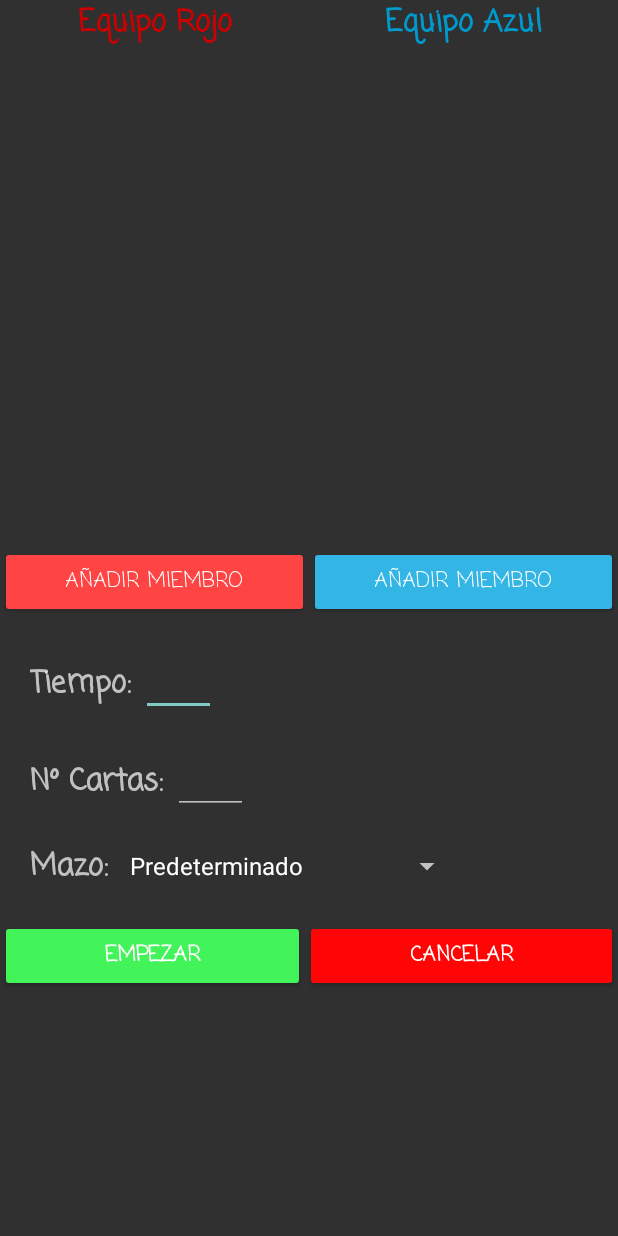
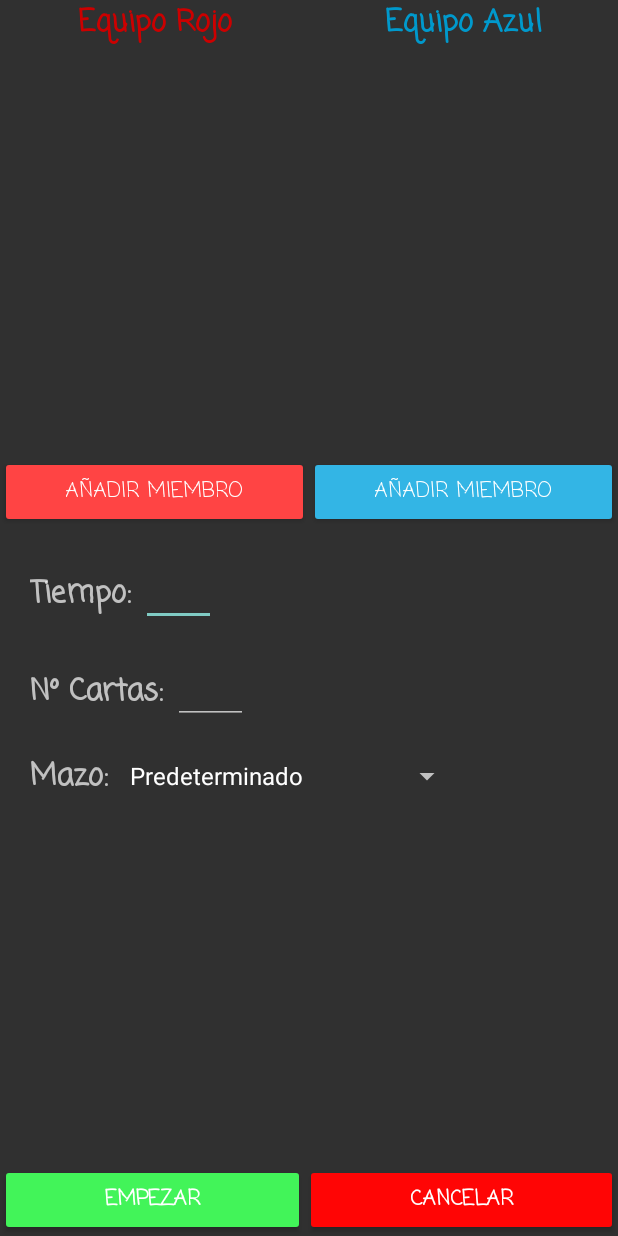
Before and after one commit to painyahiko/Hiddentity, an Android app: the ParametrosActivity screen opened directly, with no data from a screen before it, on a phone screen of 412 x 824 dp. Run offline under Robolectric (Android 15) with nearby library versions, the phone set to English and light mode, and no system bars.

Commit message:
modificacion parametros

```diff
--- a/app/src/main/res/layout/activity_parametros.xml
+++ b/app/src/main/res/layout/activity_parametros.xml
@@ -13,25 +13,19 @@
 
         <LinearLayout
             android:layout_width="match_parent"
-            android:layout_height="wrap_content"
+            android:layout_height="match_parent"
             android:orientation="vertical">
 
-            <GridLayout
+            <LinearLayout
                 android:layout_width="match_parent"
-                android:layout_height="match_parent"
-                android:layout_gravity="fill"
-                android:layout_weight="1"
-                android:columnCount="2"
-                android:rowCount="3">
+                android:layout_height="wrap_content"
+                android:orientation="horizontal">
 
                 <TextView
                     android:id="@+id/textView7"
                     android:layout_width="wrap_content"
                     android:layout_height="wrap_content"
-                    android:layout_column="0"
-                    android:layout_columnWeight="1"
-                    android:layout_row="0"
-
+                    android:layout_weight="1"
                     android:fontFamily="casual"
                     android:text="Equipo Rojo"
                     android:textAlignment="center"
@@ -40,37 +34,10 @@
                     android:textStyle="bold" />
 
                 <TextView
-                    android:id="@+id/textView9"
-                    android:layout_width="wrap_content"
-                    android:layout_height="wrap_content"
-                    android:layout_column="0"
-                    android:layout_columnWeight="1"
-                    android:layout_gravity="fill"
-                    android:layout_row="1"
-                    android:fontFamily="casual"
-                    android:textColor="@android:color/holo_red_light"
-                    android:textSize="20dp" />
-
-                <Button
-                    android:id="@+id/button"
-                    android:layout_width="wrap_content"
-
-                    android:layout_height="wrap_content"
-                    android:layout_column="0"
-                    android:layout_columnWeight="1"
-                    android:layout_row="2"
-                    android:backgroundTint="@android:color/holo_red_light"
-                    android:fontFamily="casual"
-                    android:text="Añadir miembro" />
-
-                <TextView
                     android:id="@+id/textView8"
                     android:layout_width="wrap_content"
                     android:layout_height="wrap_content"
-                    android:layout_column="1"
-                    android:layout_columnWeight="1"
-                    android:layout_gravity="fill"
-                    android:layout_row="0"
+                    android:layout_weight="1"
                     android:fontFamily="casual"
                     android:text="Equipo Azul"
                     android:textAlignment="center"
@@ -78,37 +45,72 @@
                     android:textSize="20dp"
                     android:textStyle="bold" />
 
+            </LinearLayout>
+
+            <LinearLayout
+                android:layout_width="match_parent"
+                android:layout_height="wrap_content"
+                android:layout_weight="1"
+                android:orientation="horizontal">
+
+                <TextView
+                    android:id="@+id/textView9"
+                    android:layout_width="wrap_content"
+                    android:layout_height="wrap_content"
+                    android:layout_weight="1"
+                    android:fontFamily="casual"
+                    android:textColor="@android:color/holo_red_light"
+                    android:textSize="20dp"
+                    android:visibility="visible" />
+
                 <TextView
                     android:id="@+id/textView10"
                     android:layout_width="wrap_content"
                     android:layout_height="wrap_content"
-                    android:layout_column="1"
-                    android:layout_columnWeight="1"
-                    android:layout_gravity="fill"
-                    android:layout_row="1"
+                    android:layout_weight="1"
                     android:fontFamily="casual"
                     android:textColor="@android:color/holo_blue_light"
-                    android:textSize="20dp" />
+                    android:textSize="20dp"
+                    android:visibility="visible" />
+            </LinearLayout>
+
+            <LinearLayout
+                android:layout_width="match_parent"
+                android:layout_height="wrap_content"
+                android:orientation="horizontal">
+
+                <Button
+                    android:id="@+id/button"
+                    android:layout_width="wrap_content"
+                    android:layout_height="wrap_content"
+                    android:layout_weight="1"
+                    android:backgroundTint="@android:color/holo_red_light"
+                    android:fontFamily="casual"
+                    android:text="Añadir miembro" />
 
                 <Button
                     android:id="@+id/button2"
                     android:layout_width="wrap_content"
+                    android:layout_height="wrap_content"
+                    android:layout_weight="1"
 
-                    android:layout_height="wrap_content"
-                    android:layout_column="1"
-                    android:layout_columnWeight="1"
-                    android:layout_row="2"
                     android:backgroundTint="@android:color/holo_blue_light"
                     android:fontFamily="casual"
                     android:text="Añadir miembro" />
+            </LinearLayout>
 
-            </GridLayout>
+            <ScrollView
+                android:layout_width="match_parent"
+                android:layout_height="wrap_content"
+                android:layout_weight="1"
+                android:clipToPadding="false"
+                android:fillViewport="false">
 
                 <LinearLayout
                     android:layout_width="match_parent"
-                android:layout_height="match_parent"
-                android:layout_gravity="fill"
+                    android:layout_height="wrap_content"
                     android:layout_weight="1"
+                    android:gravity="center_vertical"
                     android:orientation="vertical">
 
                     <LinearLayout
@@ -122,7 +124,6 @@
                             android:id="@+id/textView11"
                             android:layout_width="wrap_content"
                             android:layout_height="wrap_content"
-                        android:layout_weight="1"
                             android:fontFamily="casual"
                             android:text="Tiempo: "
                             android:textSize="20dp"
@@ -132,9 +133,9 @@
                             android:id="@+id/editTiempo"
                             android:layout_width="50dp"
                             android:layout_height="wrap_content"
-                        android:layout_weight="1"
                             android:ems="10"
                             android:inputType="number" />
+
                     </LinearLayout>
 
                     <LinearLayout
@@ -148,7 +149,6 @@
                             android:id="@+id/textView12"
                             android:layout_width="wrap_content"
                             android:layout_height="wrap_content"
-                        android:layout_weight="1"
                             android:fontFamily="casual"
                             android:text="Nº Cartas: "
                             android:textSize="20dp"
@@ -158,7 +158,6 @@
                             android:id="@+id/editCartas"
                             android:layout_width="50dp"
                             android:layout_height="wrap_content"
-                        android:layout_weight="1"
                             android:ems="10"
                             android:inputType="number" />
                     </LinearLayout>
@@ -174,7 +173,6 @@
                             android:id="@+id/textView13"
                             android:layout_width="wrap_content"
                             android:layout_height="wrap_content"
-                        android:layout_weight="1"
                             android:fontFamily="casual"
                             android:text="Mazo: "
                             android:textSize="20dp"
@@ -188,11 +186,14 @@
 
                     </LinearLayout>
 
+                </LinearLayout>
+            </ScrollView>
+
             <LinearLayout
                 android:layout_width="match_parent"
                 android:layout_height="wrap_content"
-                    android:orientation="horizontal"
-                    android:paddingTop="20dp">
+                android:gravity="bottom"
+                android:orientation="horizontal">
 
                 <Button
                     android:id="@+id/empezarParametros"
@@ -216,7 +217,6 @@
             </LinearLayout>
 
         </LinearLayout>
-        </LinearLayout>
     </ScrollView>
 
 </android.support.constraint.ConstraintLayout>
```
Lines whose indentation alone changed are shown as unchanged.
